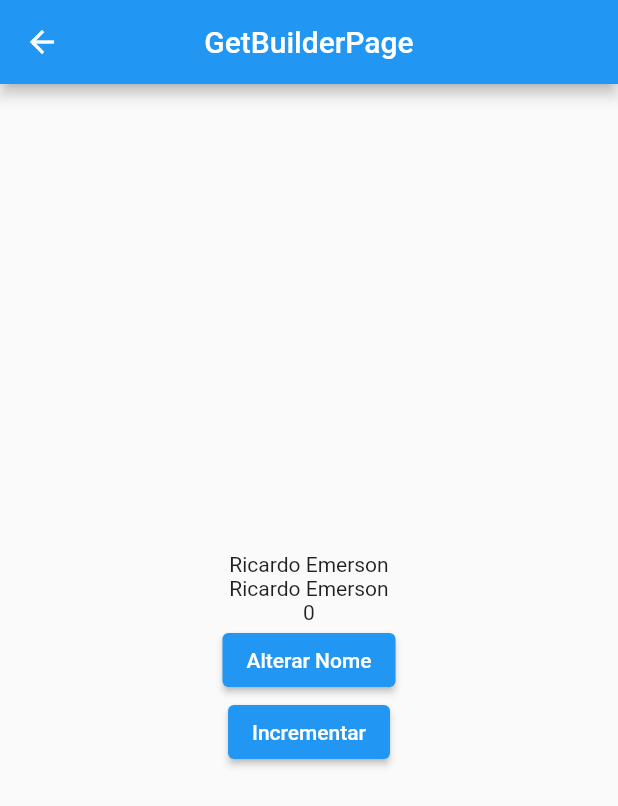
After one commit to ricardoemerson/getx-state-manager, a Flutter app: the screen it shows after launch, after a tap on "GetBuilder", on a phone screen of 412 x 824 dp. The commit adds this screen. Shown: the top 806 px of the screen. Run offline on Flutter 3.47's test engine with Material 2 defaults, Android fonts, the phone set to English and light mode, and no system bars; our stand-ins replace get.

Commit message:
Adicionado exemplo de uso do GetBuilder.

```diff
--- a/lib/main.dart
+++ b/lib/main.dart
@@ -4,6 +4,8 @@ import 'package:get/get.dart';
 import 'pages/base_reactivity/base_reactivity_page.dart';
 import 'pages/first_rebuild/first_rebuild_page.dart';
 import 'pages/generics_reactive_type/generics_reactive_type_page.dart';
+import 'pages/get_builder/get_builder_controller.dart';
+import 'pages/get_builder/get_builder_page.dart';
 import 'pages/home/home_page.dart';
 import 'pages/local_state/local_state_page.dart';
 import 'pages/nullable_generics_reactive_type/nullable_generics_reactive_type_page.dart';
@@ -80,6 +82,13 @@ class MyApp extends StatelessWidget {
           name: '/workers/first-rebuild',
           page: () => const FirstRebuildPage(),
         ),
+        GetPage(
+          name: '/get-builder',
+          binding: BindingsBuilder.put(
+            () => GetBuilderController(),
+          ),
+          page: () => const GetBuilderPage(),
+        ),
       ],
     );
   }
--- /dev/null
+++ b/lib/pages/get_builder/get_builder_controller.dart
@@ -0,0 +1,17 @@
+import 'package:get/get.dart';
+
+class GetBuilderController extends GetxController {
+  var name = 'Ricardo Emerson';
+  var counter = 0;
+
+  void changeName() {
+    name = 'Ricardo Jardim';
+    update();
+  }
+
+  void increment() {
+    counter++;
+    name = 'Richard';
+    update(['counter', 'name']);
+  }
+}
--- /dev/null
+++ b/lib/pages/get_builder/get_builder_page.dart
@@ -0,0 +1,56 @@
+import 'package:flutter/material.dart';
+import 'package:get/get.dart';
+
+import 'get_builder_controller.dart';
+
+class GetBuilderPage extends StatelessWidget {
+  const GetBuilderPage({Key? key}) : super(key: key);
+
+  @override
+  Widget build(BuildContext context) {
+    return Scaffold(
+      appBar: AppBar(
+        title: const Text('GetBuilderPage'),
+        centerTitle: true,
+      ),
+      body: Center(
+        child: GetBuilder<GetBuilderController>(
+          builder: (controller) {
+            debugPrint('########### GetBuilder Geral ###########');
+
+            return Column(
+              mainAxisAlignment: MainAxisAlignment.center,
+              children: [
+                Text(controller.name),
+                GetBuilder<GetBuilderController>(
+                  id: 'name',
+                  builder: (controller) {
+                    debugPrint('########### GetBuilder Nome ###########');
+
+                    return Text(controller.name);
+                  },
+                ),
+                GetBuilder<GetBuilderController>(
+                  id: 'counter',
+                  builder: (controller) {
+                    debugPrint('########### GetBuilder Contador ###########');
+
+                    return Text(controller.counter.toString());
+                  },
+                ),
+                ElevatedButton(
+                  onPressed: controller.changeName,
+                  child: const Text('Alterar Nome'),
+                ),
+                ElevatedButton(
+                  onPressed: controller.increment,
+                  child: const Text('Incrementar'),
+                ),
+              ],
+            );
+          },
+        ),
+      ),
+    );
+  }
+}
--- a/lib/pages/home/home_page.dart
+++ b/lib/pages/home/home_page.dart
@@ -51,6 +51,10 @@ class HomePage extends StatelessWidget {
               onPressed: () => Get.toNamed('/first-rebuild'),
               child: const Text('First Rebuild'),
             ),
+            TextButton(
+              onPressed: () => Get.toNamed('/get-builder'),
+              child: const Text('GetBuilder'),
+            ),
           ],
         ),
       ),
```
